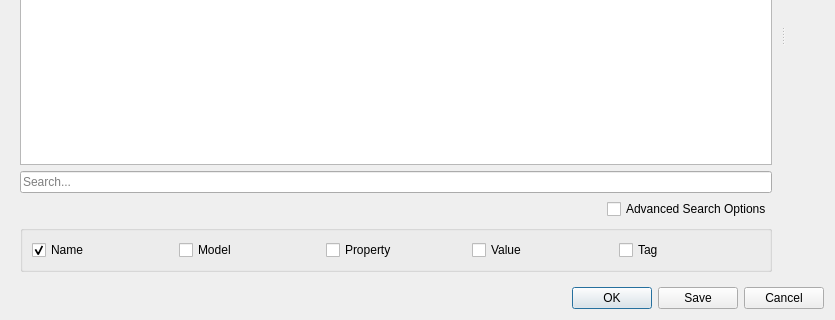
Above: src/Mod/Material/Gui/MaterialsEditor.ui from davesrocketshop/FreeCAD before the change; both pictures show x 0 to 835 and y 223 to 543 of the 835 by 543 pixel window. Below: the same form after it.
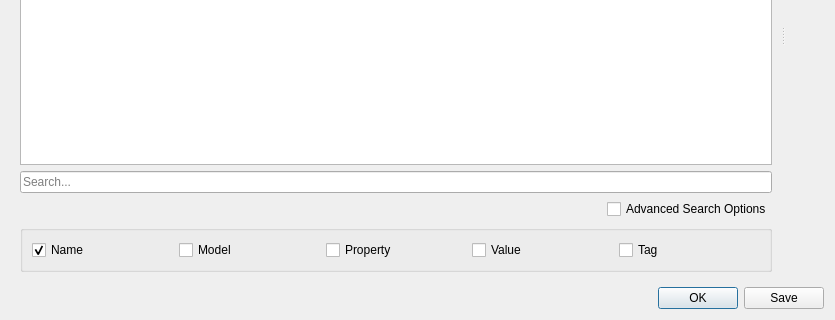
That is the form after the change. Custom widgets are drawn as their Qt base class.

```diff
--- a/src/Mod/Material/Gui/MaterialsEditor.ui
+++ b/src/Mod/Material/Gui/MaterialsEditor.ui
@@ -187,7 +187,7 @@
       <enum>Qt::Orientation::Horizontal</enum>
      </property>
      <property name="standardButtons">
-      <set>QDialogButtonBox::StandardButton::Cancel|QDialogButtonBox::StandardButton::Ok|QDialogButtonBox::StandardButton::Save</set>
+      <set>QDialogButtonBox::StandardButton::Ok|QDialogButtonBox::StandardButton::Save</set>
      </property>
     </widget>
    </item>
```
